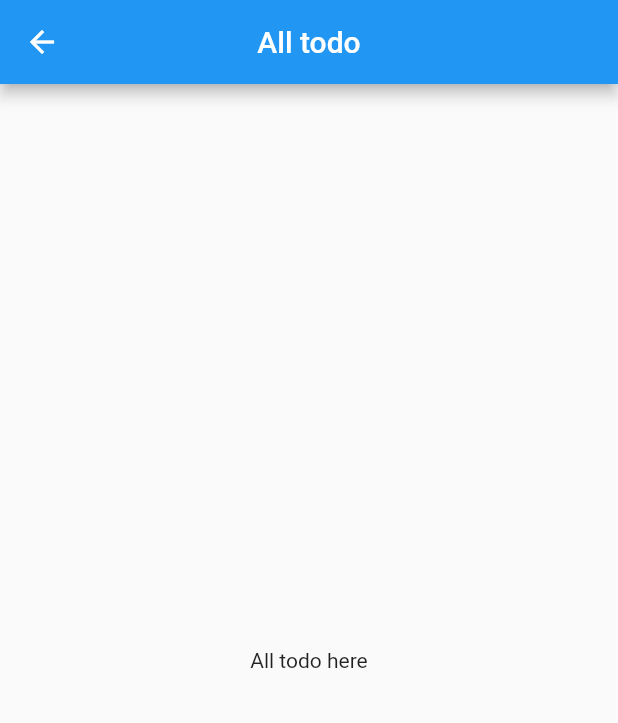
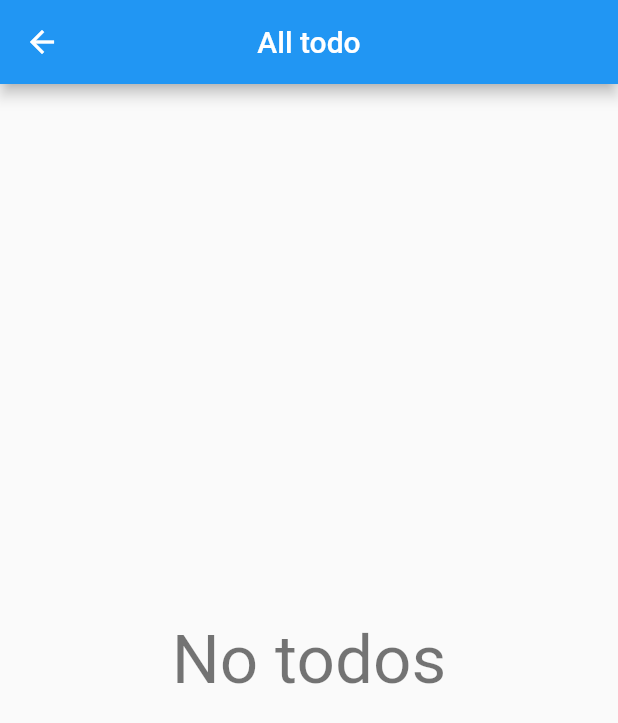
Before and after one commit to GUDN/todorashka, a Flutter app: the ListTodoPage screen opened by its route, on a phone screen of 412 x 824 dp. Shown: the top 723 px of the screen. Run offline on Flutter 3.47's test engine with Material 2 defaults, Android fonts, the phone set to English and light mode, and no system bars.

Commit message:
Finished list todo screen

```diff
--- a/lib/models/todo.dart
+++ b/lib/models/todo.dart
@@ -14,6 +14,7 @@ class TodoList extends ChangeNotifier {
   final List<Todo> _todos = [];
 
   Todo get current => _todos.length > 0 ? _todos[0] : null;
+  int get length => _todos.length;
   List<Todo> get todos => _todos;
 
   void add(Todo todo) {
@@ -25,4 +26,13 @@ class TodoList extends ChangeNotifier {
     _todos.removeAt(0);
     notifyListeners();
   }
+
+  void reorder(int oldIndex, int newIndex) {
+    _todos.insert(newIndex, _todos[oldIndex]);
+    if (oldIndex < newIndex)
+      _todos.removeAt(oldIndex);
+    else
+      _todos.removeAt(oldIndex + 1);
+    notifyListeners();
+  }
 }
--- a/lib/pages/list_todo.dart
+++ b/lib/pages/list_todo.dart
@@ -1,4 +1,7 @@
 import 'package:flutter/material.dart';
+import 'package:intl/intl.dart';
+import 'package:provider/provider.dart';
+import 'package:todoapp/models/todo.dart';
 
 class ListTodoPage extends StatelessWidget {
   @override
@@ -8,9 +11,42 @@ class ListTodoPage extends StatelessWidget {
         title: Text('All todo'),
         centerTitle: true,
       ),
-      body: Center(
-        child: Text('All todo here'),
-      )
+      body: ListTodo()
     );
   }
 }
+
+class ListTodo extends StatefulWidget {
+  @override
+  _ListTodoState createState() => _ListTodoState();
+}
+
+class _ListTodoState extends State<ListTodo> {
+  final DateFormat _dateFormat = DateFormat('dd.MM.yyyy H:mm');
+
+  @override
+  Widget build(BuildContext context) {
+    final todos = Provider.of<TodoList>(context);
+
+    if (todos.length == 0)
+      return Center(
+        child: Text(
+          'No todos',
+          style: Theme.of(context).textTheme.headline3
+        )
+      );
+
+    return ReorderableListView(
+      onReorder: todos.reorder,
+      children: <Widget>[
+        for (final todo in todos.todos)
+          ListTile(
+            key: ValueKey(todo.creationTime.toString()),
+            title: Text(todo.todo),
+            subtitle: Text(_dateFormat.format(todo.creationTime)),
+            trailing: const Icon(Icons.drag_handle),
+          ),
+      ],
+    );
+  }
+}
```
